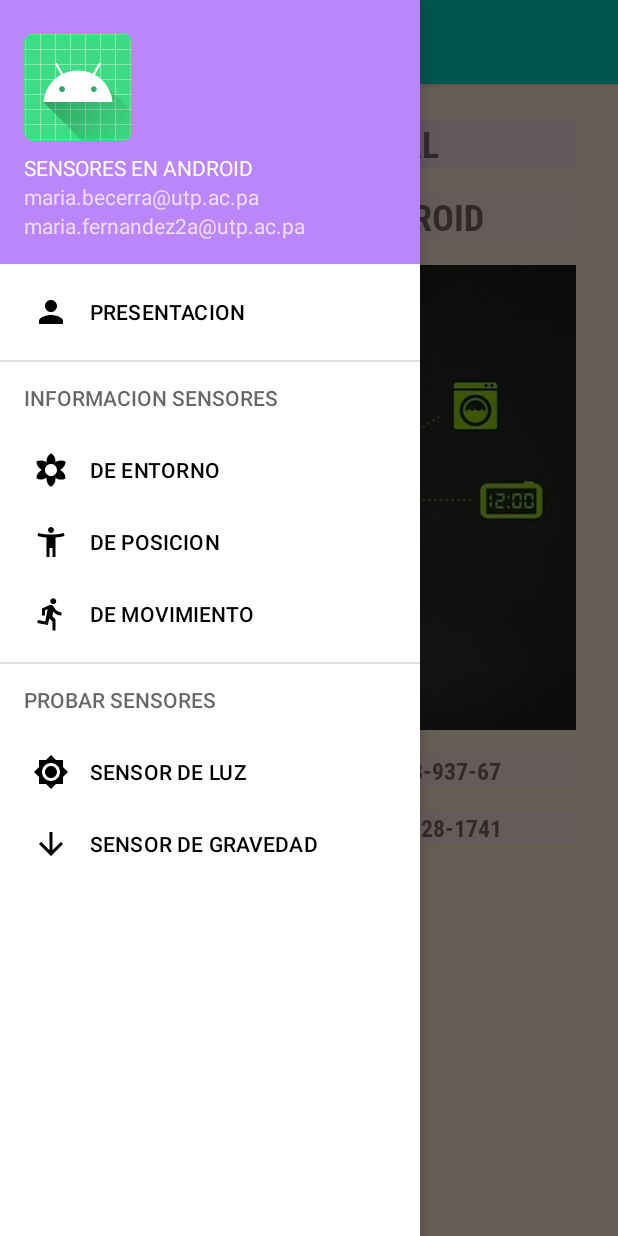
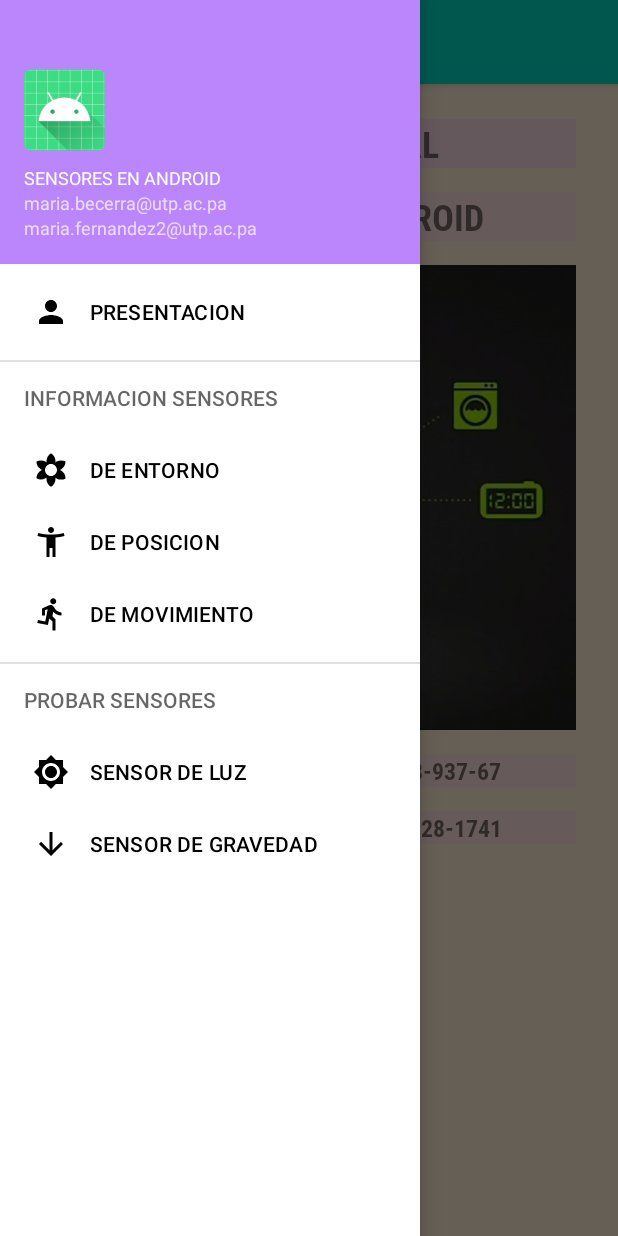
Before and after one commit to HPAIV-PF/Proyecto_Final, an Android app: the screen it shows after launch (MainActivity), with the side drawer open, on a phone screen of 412 x 824 dp. Run offline under Robolectric (Android 15) with nearby library versions, the phone set to English and light mode, and no system bars.

Commit message:
Disminui el tamaño de letra del header y corregi un typo

```diff
--- a/app/src/main/res/layout/nav_header.xml
+++ b/app/src/main/res/layout/nav_header.xml
@@ -9,21 +9,27 @@
     android:theme="@style/ThemeOverlay.AppCompat.Dark">
 
     <ImageView
-        android:layout_width="wrap_content"
-        android:layout_height="wrap_content"
-        android:src="@mipmap/ic_launcher_round"/>
+        android:layout_width="54dp"
+        android:layout_height="57dp"
+        android:src="@mipmap/ic_launcher_round" />
+
     <TextView
         android:layout_width="wrap_content"
         android:layout_height="wrap_content"
         android:paddingTop="8dp"
         android:text="SENSORES EN ANDROID"
-        android:textAppearance="@style/TextAppearance.AppCompat.Body1"/>
+        android:textAppearance="@style/TextAppearance.AppCompat.Body1"
+        android:textSize="12sp" />
+
     <TextView
         android:layout_width="wrap_content"
         android:layout_height="wrap_content"
-        android:text="maria.becerra@utp.ac.pa"/>
+        android:text="maria.becerra@utp.ac.pa"
+        android:textSize="12sp" />
+
     <TextView
         android:layout_width="wrap_content"
         android:layout_height="wrap_content"
-        android:text="maria.fernandez2a@utp.ac.pa"/>
+        android:text="maria.fernandez2@utp.ac.pa"
+        android:textSize="12sp" />
 </LinearLayout>
```
